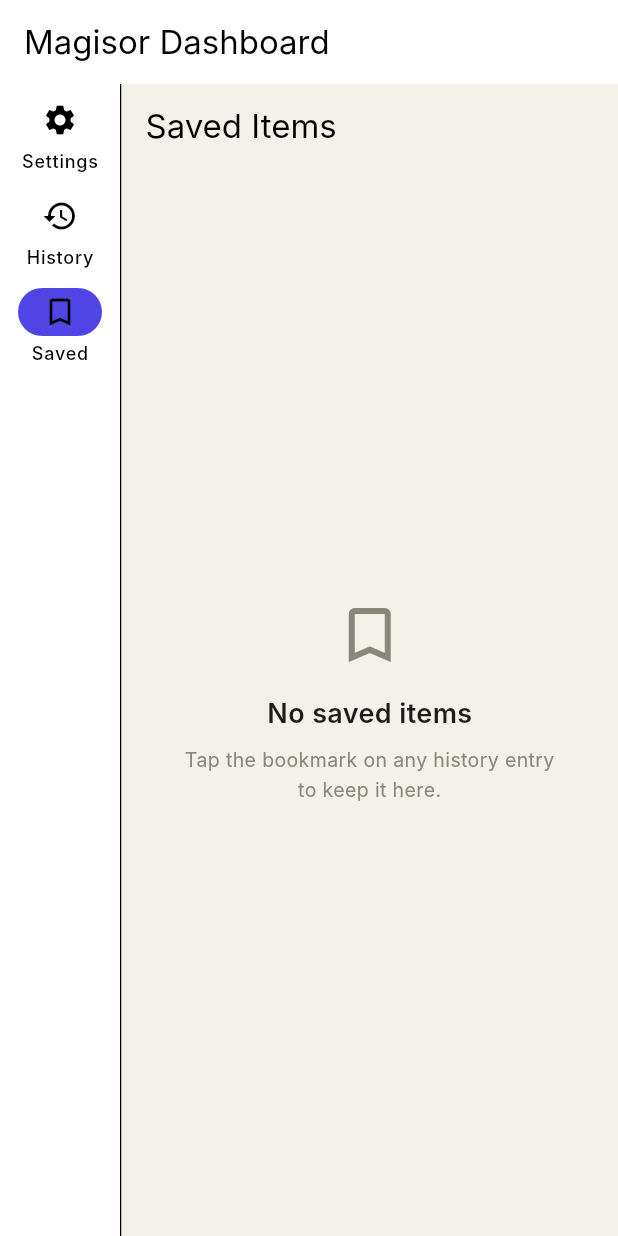
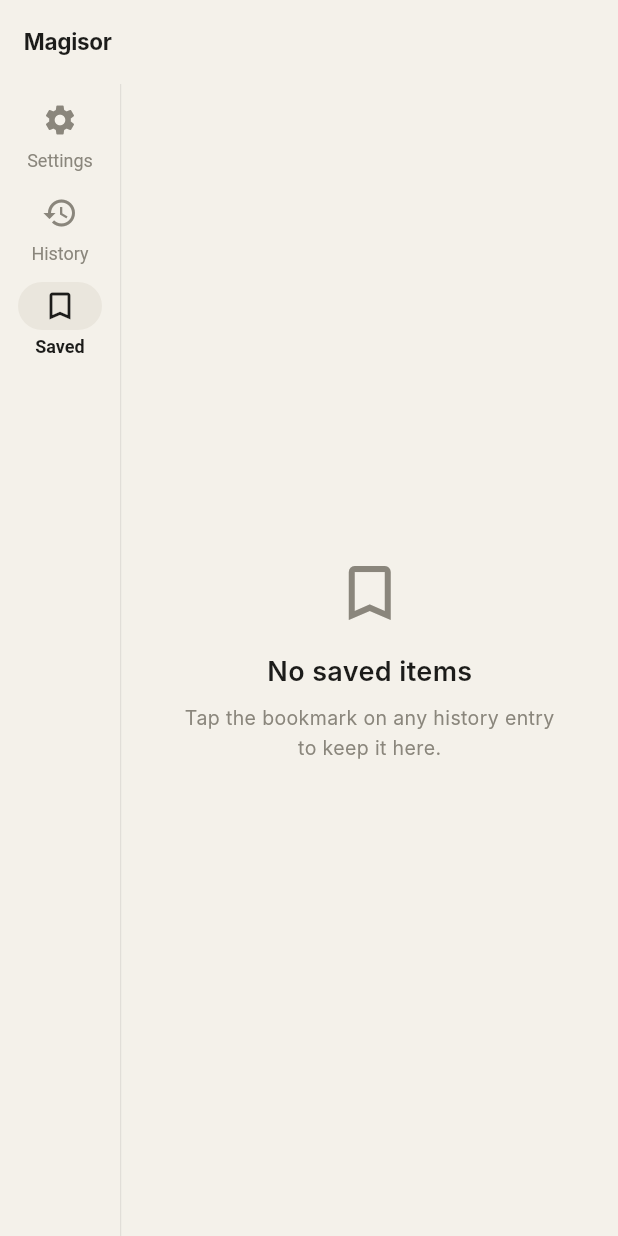
Before and after one commit to vinamrapandey/Magisor, a Flutter app: the screen it shows after launch, after a tap on "History", after a tap on "Saved", on a phone screen of 412 x 824 dp. Run offline on Flutter 3.47's test engine with Material 3 defaults, Android fonts, the phone set to English and light mode, and no system bars; our stand-ins replace firebase_auth, firebase_core, flutter_animate, flutter_secure_storage, sqflite_common_ffi; missing offline and left inert: tray_manager, window_manager; accounts and stored records are empty; Roboto replaces fonts that are missing (Inter); statements that could not run were skipped.

Commit message:
fix: Desktop responsiveness pass — apply editorial layout everywhere
Only Settings had been converted to the responsive editorial layout in v1.6.0;
the other screens still stretched edge-to-edge and used the old dark styling.

- History + Saved: rewrite with CenteredPage (720px max-width, centered) and
  editorial PageHeader; existing HistoryEntryCard still renders each row.
  Empty states now cap at 420px so the message stays legible on wide monitors.
- ProviderSetupScreen (Manage API keys): drop the 300px-card horizontal scroll
  (odd on desktop) and replace with a vertical stack of editorial cards inside
  CenteredPage. Each card has a hint text, a full-width password field on the
  cream surfaceAlt, and the dark ink pill "Save & verify" button matching the
  reference design.
- home_screen dashboard: cream AppBar/NavigationRail so the entire dashboard
  shares one background (previously the theme surface bled through with a dark
  tint); NavigationRail selected/unselected label + icon colors set explicitly
  (charcoal / muted); indicator uses surfaceAlt; VerticalDivider matches.
- main.dart: setMinimumSize(560x480) so users can't shrink the window below
  the point where NavigationRail + a card can render — the safety net for
  responsiveness.
- Cleaned the Test Overlay button (smaller, muted grey) and shortened the
  title from "Magisor Dashboard" to "Magisor".

Verified: flutter analyze clean (0 errors); Windows debug build succeeds.

Co-Authored-By: Claude Opus 4.7 <noreply@anthropic.com>

```diff
--- a/magisor_flutter/lib/main.dart
+++ b/magisor_flutter/lib/main.dart
@@ -16,6 +16,9 @@ void main() async {
   // Required before any windowManager.* call works (maximize/setBounds/center
   // silently no-op without it).
   await windowManager.ensureInitialized();
+  // Responsive safety net: don't let the user shrink the dashboard below the
+  // point where NavigationRail + a card can render legibly.
+  await windowManager.setMinimumSize(const Size(560, 480));
 
   try {
     await Firebase.initializeApp();
--- a/magisor_flutter/lib/ui/screens/history_screen.dart
+++ b/magisor_flutter/lib/ui/screens/history_screen.dart
@@ -2,6 +2,7 @@ import 'package:flutter/material.dart';
 import 'package:provider/provider.dart';
 import '../../core/services/storage_service.dart';
 import '../theme/app_colors.dart';
+import '../widgets/editorial.dart';
 import '../widgets/history_entry_card.dart';
 
 class HistoryScreen extends StatelessWidget {
@@ -13,36 +14,41 @@ class HistoryScreen extends StatelessWidget {
     final items = storage.history;
 
     return Scaffold(
-      appBar: AppBar(
-        title: const Text('History'),
-        backgroundColor: Colors.transparent,
-        iconTheme: const IconThemeData(color: AppColors.textPrimary),
-        actions: [
-          if (items.isNotEmpty)
-            TextButton.icon(
-              onPressed: () => _confirmClear(context, storage),
-              icon: const Icon(Icons.delete_sweep_outlined, color: AppColors.textMuted, size: 18),
-              label: const Text('Clear', style: TextStyle(color: AppColors.textMuted)),
-            ),
-        ],
-      ),
+      backgroundColor: AppColors.backgroundPrimary,
       body: items.isEmpty
           ? const _EmptyState(
               icon: Icons.history,
               title: 'No history yet',
-              message: 'Shake your mouse and ask Magisor about your screen.\nYour results will appear here.',
+              message:
+                  'Shake your mouse and ask Magisor about your screen.\nYour results will appear here.',
             )
-          : ListView.builder(
-              padding: const EdgeInsets.all(16),
-              itemCount: items.length,
-              itemBuilder: (context, index) {
-                final item = items[index];
-                return HistoryEntryCard(
+          : CenteredPage(
+              child: Column(
+                crossAxisAlignment: CrossAxisAlignment.start,
+                children: [
+                  Row(
+                    crossAxisAlignment: CrossAxisAlignment.start,
+                    children: [
+                      const Expanded(
+                        child: PageHeader(eyebrow: 'History', title: 'Past interactions.'),
+                      ),
+                      TextButton.icon(
+                        onPressed: () => _confirmClear(context, storage),
+                        icon: const Icon(Icons.delete_sweep_outlined,
+                            color: AppColors.textMuted, size: 18),
+                        label: const Text('Clear',
+                            style: TextStyle(color: AppColors.textMuted)),
+                      ),
+                    ],
+                  ),
+                  const SizedBox(height: 20),
+                  ...items.map((item) => HistoryEntryCard(
                         item: item,
                         onToggleSaved: () => storage.toggleSaved(item),
                         onDelete: () => storage.deleteEntry(item),
-                );
-              },
+                      )),
+                ],
+              ),
             ),
     );
   }
@@ -51,9 +57,11 @@ class HistoryScreen extends StatelessWidget {
     final ok = await showDialog<bool>(
       context: context,
       builder: (ctx) => AlertDialog(
-        backgroundColor: AppColors.backgroundPrimary,
-        title: const Text('Clear history?', style: TextStyle(color: AppColors.textPrimary)),
-        content: const Text('Saved (starred) items are kept.', style: TextStyle(color: AppColors.textMuted)),
+        backgroundColor: AppColors.glassSurface,
+        title: const Text('Clear history?',
+            style: TextStyle(color: AppColors.textPrimary)),
+        content: const Text('Saved (starred) items are kept.',
+            style: TextStyle(color: AppColors.textMuted)),
         actions: [
           TextButton(onPressed: () => Navigator.pop(ctx, false), child: const Text('Cancel')),
           TextButton(
@@ -76,15 +84,28 @@ class _EmptyState extends StatelessWidget {
   @override
   Widget build(BuildContext context) {
     return Center(
+      child: ConstrainedBox(
+        constraints: const BoxConstraints(maxWidth: 420),
+        child: Padding(
+          padding: const EdgeInsets.all(24),
           child: Column(
             mainAxisAlignment: MainAxisAlignment.center,
             children: [
               Icon(icon, color: AppColors.textMuted, size: 48),
               const SizedBox(height: 16),
-          Text(title, style: const TextStyle(color: AppColors.textPrimary, fontSize: 18, fontWeight: FontWeight.w600)),
+              Text(title,
+                  style: const TextStyle(
+                      color: AppColors.textPrimary,
+                      fontSize: 18,
+                      fontWeight: FontWeight.w600)),
               const SizedBox(height: 8),
-          Text(message, textAlign: TextAlign.center, style: const TextStyle(color: AppColors.textMuted, fontSize: 13, height: 1.5)),
+              Text(message,
+                  textAlign: TextAlign.center,
+                  style: const TextStyle(
+                      color: AppColors.textMuted, fontSize: 13, height: 1.5)),
             ],
+          ),
+        ),
       ),
     );
   }
--- a/magisor_flutter/lib/ui/screens/home_screen.dart
+++ b/magisor_flutter/lib/ui/screens/home_screen.dart
@@ -675,30 +675,46 @@ class _HomeScreenState extends State<HomeScreen> with WindowListener, TrayListen
 
   Widget _buildDashboard() {
     return Scaffold(
-      backgroundColor: Theme.of(context).colorScheme.surface,
       appBar: AppBar(
-        title: const Text('Magisor Dashboard'),
+        title: const Text(
+          'Magisor',
+          style: TextStyle(
+            color: AppColors.textPrimary,
+            fontSize: 15,
+            fontWeight: FontWeight.w700,
+            letterSpacing: -0.2,
+          ),
+        ),
         elevation: 0,
-        backgroundColor: Colors.transparent,
+        backgroundColor: AppColors.backgroundPrimary,
+        surfaceTintColor: AppColors.backgroundPrimary,
         actions: [
           if (kDebugMode)
             Padding(
-              padding: const EdgeInsets.only(right: 8),
+              padding: const EdgeInsets.only(right: 12),
               child: TextButton.icon(
                 onPressed: _testOverlay,
-                icon: const Icon(Icons.bolt, size: 18),
-                label: const Text('Test Overlay'),
+                icon: const Icon(Icons.bolt, size: 16, color: AppColors.textMuted),
+                label: const Text('Test overlay',
+                    style: TextStyle(color: AppColors.textMuted, fontSize: 12)),
               ),
             ),
         ],
       ),
+      backgroundColor: AppColors.backgroundPrimary,
       body: Row(
         children: [
           NavigationRail(
             selectedIndex: _selectedTab,
             onDestinationSelected: (index) => setState(() => _selectedTab = index),
             labelType: NavigationRailLabelType.all,
-            backgroundColor: Theme.of(context).colorScheme.surface.withValues(alpha: 0.5),
+            backgroundColor: AppColors.backgroundPrimary,
+            selectedIconTheme: const IconThemeData(color: AppColors.textPrimary),
+            unselectedIconTheme: const IconThemeData(color: AppColors.textMuted),
+            selectedLabelTextStyle: const TextStyle(
+                color: AppColors.textPrimary, fontWeight: FontWeight.w600, fontSize: 12),
+            unselectedLabelTextStyle: const TextStyle(color: AppColors.textMuted, fontSize: 12),
+            indicatorColor: const Color(0xFFEAE6DD),
             destinations: const [
               NavigationRailDestination(
                 icon: Icon(Icons.settings),
@@ -714,7 +730,8 @@ class _HomeScreenState extends State<HomeScreen> with WindowListener, TrayListen
               ),
             ],
           ),
-          const VerticalDivider(thickness: 1, width: 1),
+          const VerticalDivider(
+              thickness: 1, width: 1, color: AppColors.glassBorder),
           Expanded(
             child: switch (_selectedTab) {
               0 => const SettingsScreen(),
--- a/magisor_flutter/lib/ui/screens/saved_screen.dart
+++ b/magisor_flutter/lib/ui/screens/saved_screen.dart
@@ -2,6 +2,7 @@ import 'package:flutter/material.dart';
 import 'package:provider/provider.dart';
 import '../../core/services/storage_service.dart';
 import '../theme/app_colors.dart';
+import '../widgets/editorial.dart';
 import '../widgets/history_entry_card.dart';
 
 class SavedScreen extends StatelessWidget {
@@ -13,39 +14,48 @@ class SavedScreen extends StatelessWidget {
     final items = storage.saved;
 
     return Scaffold(
-      appBar: AppBar(
-        title: const Text('Saved Items'),
-        backgroundColor: Colors.transparent,
-        iconTheme: const IconThemeData(color: AppColors.textPrimary),
-      ),
+      backgroundColor: AppColors.backgroundPrimary,
       body: items.isEmpty
           ? Center(
+              child: ConstrainedBox(
+                constraints: const BoxConstraints(maxWidth: 420),
+                child: Padding(
+                  padding: const EdgeInsets.all(24),
                   child: Column(
                     mainAxisAlignment: MainAxisAlignment.center,
                     children: const [
                       Icon(Icons.bookmark_border, color: AppColors.textMuted, size: 48),
                       SizedBox(height: 16),
-                  Text('No saved items', style: TextStyle(color: AppColors.textPrimary, fontSize: 18, fontWeight: FontWeight.w600)),
+                      Text('No saved items',
+                          style: TextStyle(
+                              color: AppColors.textPrimary,
+                              fontSize: 18,
+                              fontWeight: FontWeight.w600)),
                       SizedBox(height: 8),
                       Text(
                         'Tap the bookmark on any history entry\nto keep it here.',
                         textAlign: TextAlign.center,
-                    style: TextStyle(color: AppColors.textMuted, fontSize: 13, height: 1.5),
+                        style: TextStyle(
+                            color: AppColors.textMuted, fontSize: 13, height: 1.5),
                       ),
                     ],
                   ),
+                ),
+              ),
             )
-          : ListView.builder(
-              padding: const EdgeInsets.all(16),
-              itemCount: items.length,
-              itemBuilder: (context, index) {
-                final item = items[index];
-                return HistoryEntryCard(
+          : CenteredPage(
+              child: Column(
+                crossAxisAlignment: CrossAxisAlignment.start,
+                children: [
+                  const PageHeader(eyebrow: 'Saved', title: 'Your bookmarks.'),
+                  const SizedBox(height: 20),
+                  ...items.map((item) => HistoryEntryCard(
                         item: item,
                         onToggleSaved: () => storage.toggleSaved(item),
                         onDelete: () => storage.deleteEntry(item),
-                );
-              },
+                      )),
+                ],
+              ),
             ),
     );
   }
```
Also changed, not shown: magisor_flutter/lib/ui/screens/onboarding/provider_setup_screen.dart (+85 -44 lines). Lines whose indentation alone changed are shown as unchanged.
